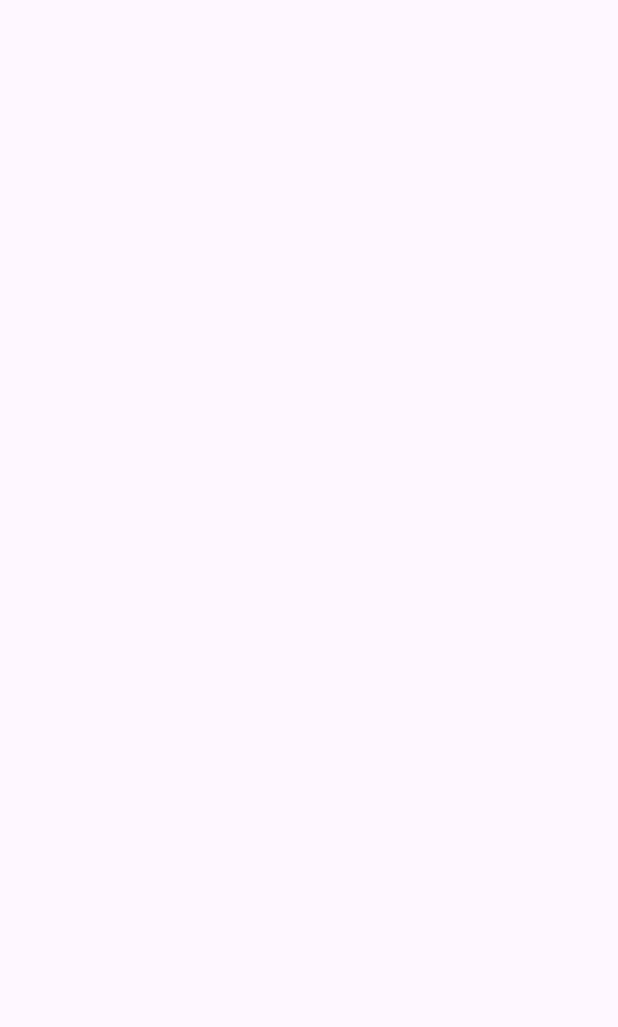
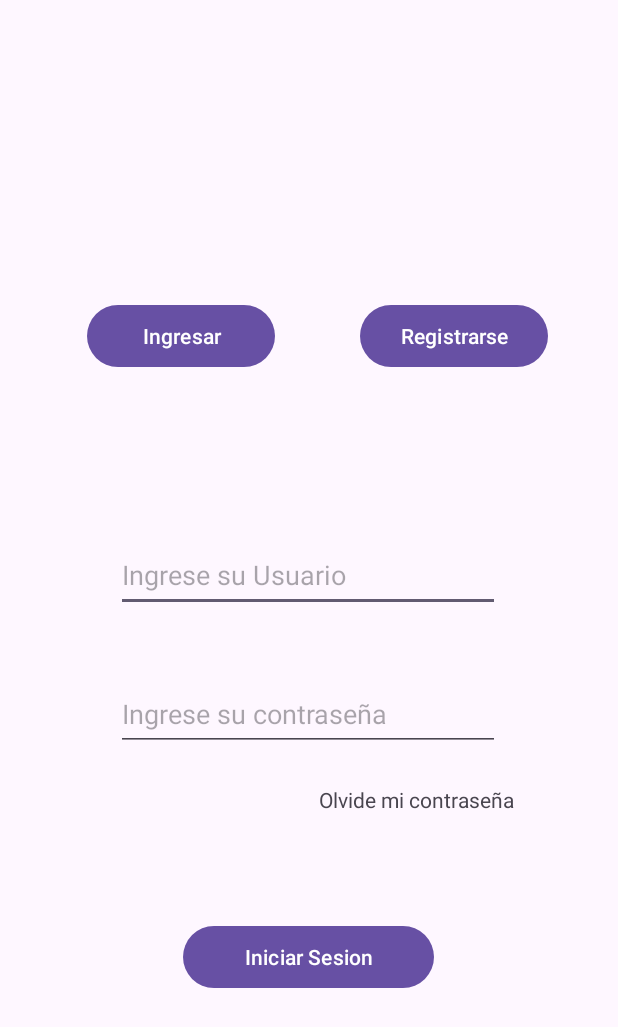
Before and after one commit to gypsypochi/AppClubdeportivo, an Android app: the PantallaLoginActivity screen opened directly, with no data from a screen before it, on a phone screen of 412 x 824 dp. Before the commit the part shown is empty. Shown: the top 1027 px of the screen. Run offline under Robolectric (Android 15) with nearby library versions, the phone set to English and light mode, and no system bars.

Commit message:
hice pantalla de login, falta cambiar los colores y agregar el logo.

```diff
--- a/app/src/main/res/layout/activity_pantalla_login.xml
+++ b/app/src/main/res/layout/activity_pantalla_login.xml
@@ -7,4 +7,79 @@
     android:layout_height="match_parent"
     tools:context=".PantallaLoginActivity">
 
+    <Button
+        android:id="@+id/btnSignIn"
+        android:layout_width="125dp"
+        android:layout_height="49dp"
+        android:text="Ingresar"
+        app:layout_constraintBottom_toBottomOf="parent"
+        app:layout_constraintEnd_toEndOf="parent"
+        app:layout_constraintHorizontal_bias="0.203"
+        app:layout_constraintStart_toStartOf="parent"
+        app:layout_constraintTop_toTopOf="parent"
+        app:layout_constraintVertical_bias="0.257" />
+
+    <Button
+        android:id="@+id/btnSignUp"
+        android:layout_width="125dp"
+        android:layout_height="49dp"
+        android:text="Registrarse"
+        app:layout_constraintBottom_toBottomOf="parent"
+        app:layout_constraintEnd_toEndOf="parent"
+        app:layout_constraintHorizontal_bias="0.837"
+        app:layout_constraintStart_toStartOf="parent"
+        app:layout_constraintTop_toTopOf="parent"
+        app:layout_constraintVertical_bias="0.257" />
+
+    <EditText
+        android:id="@+id/usernameEditText"
+        android:layout_width="256dp"
+        android:layout_height="49dp"
+        android:ems="10"
+        android:hint="Ingrese su Usuario"
+        android:inputType="text"
+        app:layout_constraintBottom_toBottomOf="parent"
+        app:layout_constraintEnd_toEndOf="parent"
+        app:layout_constraintHorizontal_bias="0.496"
+        app:layout_constraintStart_toStartOf="parent"
+        app:layout_constraintTop_toTopOf="parent"
+        app:layout_constraintVertical_bias="0.463" />
+
+    <EditText
+        android:id="@+id/PasswordEditText"
+        android:layout_width="256dp"
+        android:layout_height="49dp"
+        android:ems="10"
+        android:hint="Ingrese su contraseña"
+        android:inputType="textPassword"
+        app:layout_constraintBottom_toBottomOf="parent"
+        app:layout_constraintEnd_toEndOf="parent"
+        app:layout_constraintHorizontal_bias="0.496"
+        app:layout_constraintStart_toStartOf="parent"
+        app:layout_constraintTop_toTopOf="parent"
+        app:layout_constraintVertical_bias="0.583" />
+
+    <TextView
+        android:id="@+id/forgotPasswordText"
+        android:layout_width="wrap_content"
+        android:layout_height="wrap_content"
+        android:text="Olvide mi contraseña"
+        app:layout_constraintBottom_toBottomOf="parent"
+        app:layout_constraintEnd_toEndOf="parent"
+        app:layout_constraintHorizontal_bias="0.753"
+        app:layout_constraintStart_toStartOf="parent"
+        app:layout_constraintTop_toTopOf="parent"
+        app:layout_constraintVertical_bias="0.65" />
+
+    <Button
+        android:id="@+id/btnLogin"
+        android:layout_width="167dp"
+        android:layout_height="49dp"
+        android:text="Iniciar Sesion"
+        app:layout_constraintBottom_toBottomOf="parent"
+        app:layout_constraintEnd_toEndOf="parent"
+        app:layout_constraintHorizontal_bias="0.498"
+        app:layout_constraintStart_toStartOf="parent"
+        app:layout_constraintTop_toTopOf="parent"
+        app:layout_constraintVertical_bias="0.792" />
 </androidx.constraintlayout.widget.ConstraintLayout>
```
